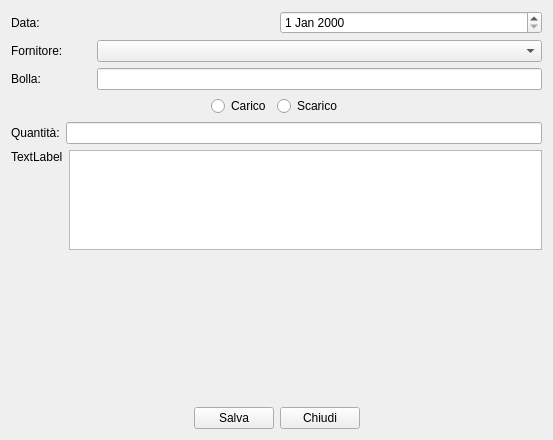
This is ftcontainersoperation_mod.ui in fblabs/CLTags as Qt 5 draws it before an edit. The edited form follows.
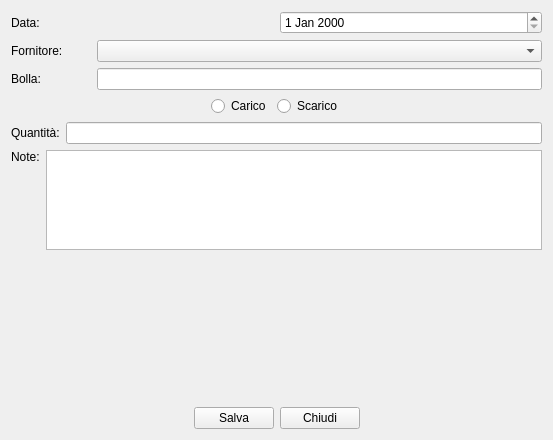
This is the edited form. Icons and pictures are not drawn.

What changed in the file:
```diff
--- a/ftcontainersoperation_mod.ui
+++ b/ftcontainersoperation_mod.ui
@@ -151,7 +151,7 @@
        <item>
         <widget class="QLabel" name="label_5">
          <property name="text">
-          <string>TextLabel</string>
+          <string>Note:</string>
          </property>
         </widget>
        </item>
```
